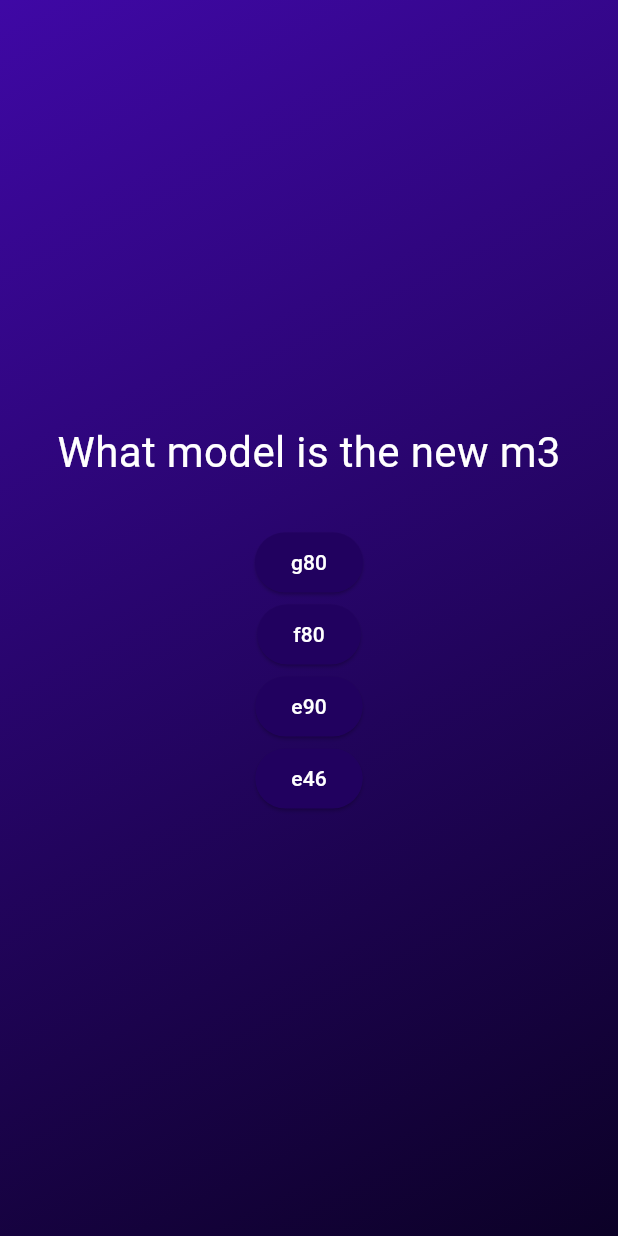
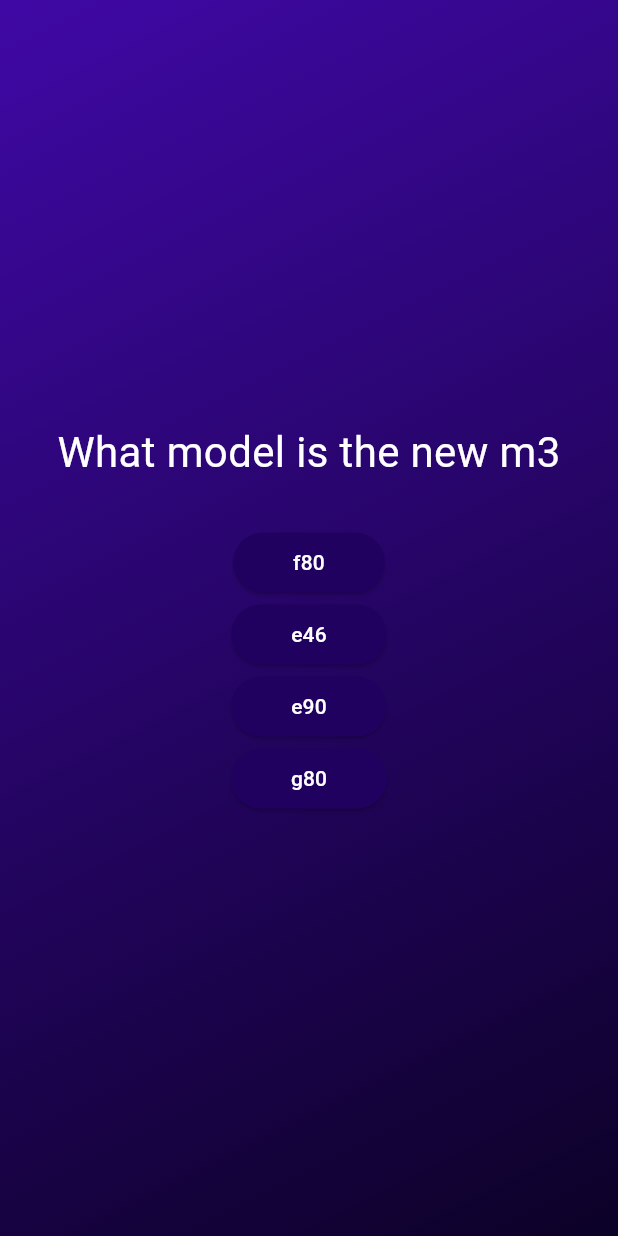
Before and after one commit to Esingh06/quiz_app, a Flutter app: the screen it shows after launch, after a tap on "Start Quiz", on a phone screen of 412 x 824 dp. Run offline on Flutter 3.47's test engine with Material 3 defaults, Android fonts, the phone set to English and light mode, and no system bars.

```diff
--- a/lib/answer_button.dart
+++ b/lib/answer_button.dart
@@ -1,26 +1,32 @@
 import 'package:flutter/material.dart';
-class AnswerButton extends StatelessWidget{
+
+class AnswerButton extends StatelessWidget {
   const AnswerButton(
     {
-      required this.answerText,
-      required this.onTap,
-      super.key
-    }
-  );
+    required this.answerText,
+    required this.onTap,
+    super.key,
+  }
+);
 
   final String answerText;
   final void Function() onTap;
 
   @override
-  Widget build(context){
-    return
-    ElevatedButton(
+  Widget build(context) {
+    return ElevatedButton(
       onPressed: onTap,
       style: ElevatedButton.styleFrom(
+        padding: const EdgeInsets.symmetric(
+          vertical: 10,
+          horizontal: 40,
+        ),
         backgroundColor: const Color.fromARGB(255, 33, 1, 95),
-        foregroundColor: Colors.white
+        foregroundColor: Colors.white,
       ),
-      child: Text(answerText),
+      child: Text(answerText,
+      textAlign: TextAlign.center,
+      ),
     );
   }
 }
--- a/lib/models/quiz_app_sp26.dart
+++ b/lib/models/quiz_app_sp26.dart
@@ -3,4 +3,11 @@ class QuizQuestion {
 
     final String question;
     final List<String> answers;
+
+   List<String> getShuffledAnswers() {
+    final shuffledList = List.of(answers);
+    shuffledList.shuffle();
+    return shuffledList;
+
 }
+}
--- a/lib/question_screen.dart
+++ b/lib/question_screen.dart
@@ -12,27 +12,40 @@ class QuestionsScreen extends StatefulWidget{
 }
 
 class _QuestionsScreenState extends State<QuestionsScreen>{
+   var currentQuestionIndex = 0;
+   void answerQuestion(){
+    setState(() {
+
+      currentQuestionIndex++;
+    });
+   }
 
 @override
 Widget build(BuildContext context){
+
   final currentQuestion = questions[0];
     return SizedBox(
       width: double.infinity,
+      child: Container(
+        margin: const EdgeInsets.all(25),
         child: Column(
           mainAxisAlignment: MainAxisAlignment.center,
+          crossAxisAlignment: CrossAxisAlignment.center,
           children: [
             Text(currentQuestion.question,
             style:TextStyle(
               color: Colors.white,
               fontSize: 28
-          )
+            ),
+            textAlign: TextAlign.center,
             ),
           const SizedBox(height: 30),
-       ... currentQuestion.answers.map((item){
+         ... currentQuestion.getShuffledAnswers().map((item){
         return AnswerButton(answerText: item,
- onTap: (){});
+         onTap:answerQuestion);
            }),
           ],),
+      ),
     );
 }
 }
```
Lines whose indentation alone changed are shown as unchanged.
